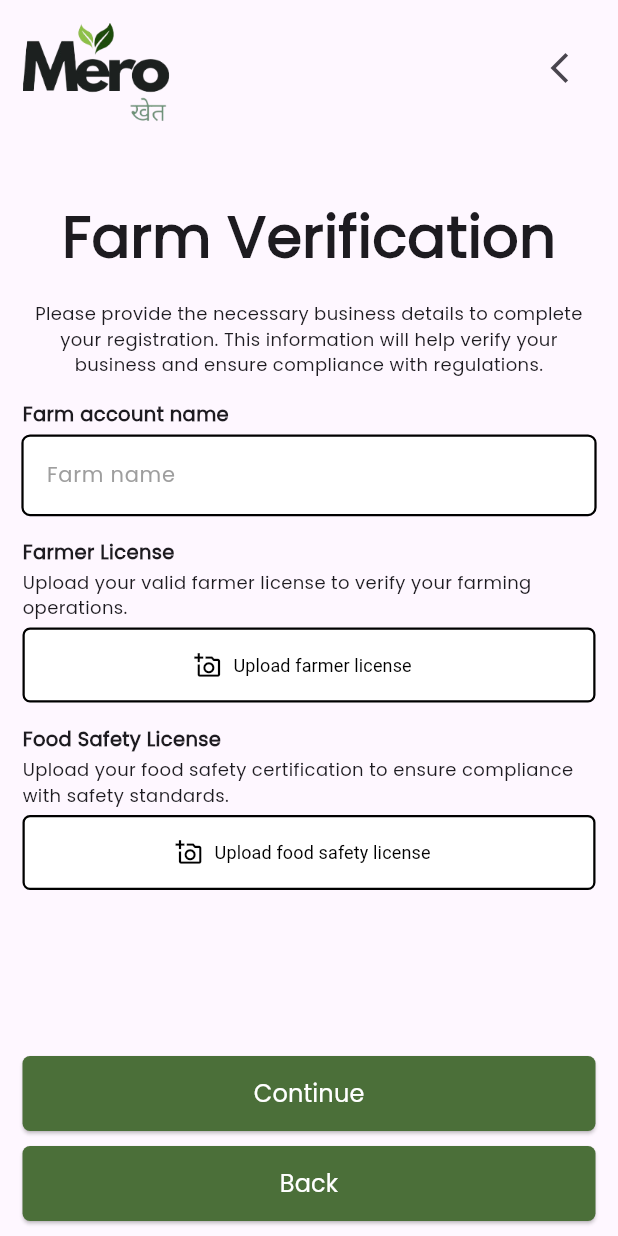
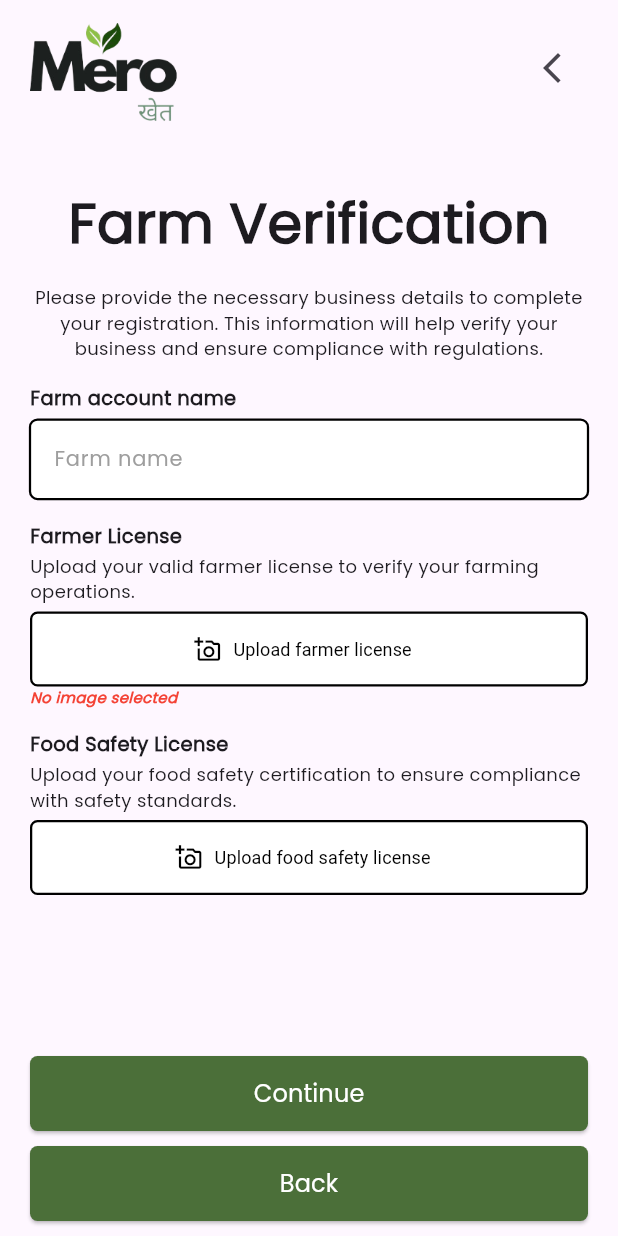
Before and after one commit to mystickminal14/Mero-Khet, a Flutter app: the screen it shows after launch, after a tap on "Upload farmer license", on a phone screen of 412 x 824 dp. Run offline on Flutter 3.47's test engine with Material 3 defaults, Android fonts, the phone set to English and light mode, and no system bars; our stand-ins replace image_picker.

Commit message:
image upload functionality upoaded successfully

```diff
--- a/lib/screens/auth/farmer_auth/farmer_verification_page.dart
+++ b/lib/screens/auth/farmer_auth/farmer_verification_page.dart
@@ -1,4 +1,7 @@
+import 'dart:io';
+
 import 'package:flutter/material.dart';
+import 'package:image_picker/image_picker.dart';
 import 'package:merokhet/widgets/QuestionnaireLayouts/custom_next_button.dart';
 import 'package:merokhet/widgets/QuestionnaireLayouts/questionnaire_header.dart';
 import 'package:merokhet/widgets/custom_file_upload_btn.dart';
@@ -12,18 +15,51 @@ class FarmerVerificationPage extends StatefulWidget {
 }
 
 class _FarmerVerificationPageState extends State<FarmerVerificationPage> {
+  File? _image;
+  File? _image2;
+  final picker = ImagePicker();
+  String error = '', error2 = '';
+
+  // Upload Farmer License Image
+  Future uploadLicense() async {
+    final pickedImage = await picker.pickImage(source: ImageSource.gallery);
+    if (pickedImage != null) {
+      setState(() {
+        _image = File(pickedImage.path);
+        error = ''; // Clear previous error if image is selected
+      });
+    } else {
+      setState(() {
+        error = "No image selected";
+      });
+    }
+  }
+
+  // Upload Food Safety License Image
+  Future uploadFoodLicense() async {
+    final pickedImage2 = await picker.pickImage(source: ImageSource.gallery);
+    if (pickedImage2 != null) {
+      setState(() {
+        _image2 = File(pickedImage2.path);
+        error2 = ''; // Clear previous error if image is selected
+      });
+    } else {
+      setState(() {
+        error2 = "No image selected";
+      });
+    }
+  }
+
   @override
   Widget build(BuildContext context) {
     return Scaffold(
       body: SafeArea(
-        child: // Make the entire page scrollable
-            Container(
+        child: Container(
           padding:
-              const EdgeInsets.only(left: 15, right: 15, top: 5, bottom: 10),
+          const EdgeInsets.only(left: 20, right: 20, top: 5, bottom: 10),
           width: double.infinity,
           child: Column(
-            mainAxisAlignment:
-                MainAxisAlignment.spaceBetween, // Align children at the start
+            mainAxisAlignment: MainAxisAlignment.spaceBetween,
             children: [
               QuestionnaireHeader(
                 onPressed: () {
@@ -32,8 +68,6 @@ class _FarmerVerificationPageState extends State<FarmerVerificationPage> {
               ),
               SingleChildScrollView(
                 child: Column(
-                  children: [
-                    Column(
                   children: [
                     LayoutBuilder(
                       builder: (context, constraints) {
@@ -61,33 +95,87 @@ class _FarmerVerificationPageState extends State<FarmerVerificationPage> {
                         fontFamily: 'poppins',
                       ),
                     ),
-                      ],
-                    ),
                     const SizedBox(height: 15),
                     const CustomTextField(
-                        label: "Farm account name", hintText: "Farm name"),
+                      label: "Farm account name",
+                      hintText: "Farm name",
+                    ),
                     const SizedBox(height: 15),
                     CustomFileUpload(
                       upload: "Upload farmer license",
                       labelText:
                       "Upload your valid farmer license to verify your farming operations.",
-                      onPressed: () {},
+                      onPressed: uploadLicense, // Call the upload function here
                       label: "Farmer License",
+                    ),
+                    Row(
+                      mainAxisAlignment: MainAxisAlignment.start,
+                      children: [
+                        if (_image == null)
+                          Text(
+                            error,
+                            style: const TextStyle(
+                              fontStyle: FontStyle.italic,
+                              fontFamily: 'poppins',
+                              fontSize: 10,
+                              fontWeight: FontWeight.w600,
+                              color: Colors.red,
+                            ),
+                          )
+                        else
+                         const Text(
+                            "Farmer License Uploaded successfully!",
+                            style: const TextStyle(
+                              fontStyle: FontStyle.italic,
+                              fontFamily: 'poppins',
+                              fontSize: 10,
+                              fontWeight: FontWeight.w600,
+                              color: Colors.green,
+                            ),
+                          ),
+                      ],
                     ),
                     const SizedBox(height: 15),
                     CustomFileUpload(
                       upload: "Upload food safety license",
                       labelText:
                       "Upload your food safety certification to ensure compliance with safety standards.",
-                      onPressed: () {},
+                      onPressed: uploadFoodLicense, // Call the upload function here
                       label: "Food Safety License",
+                    ),
+                    Row(
+                      mainAxisAlignment: MainAxisAlignment.start,
+                      children: [
+                        if (_image2 == null)
+                          Text(
+                            error2,
+                            style: const TextStyle(
+                              fontStyle: FontStyle.italic,
+                              fontFamily: 'poppins',
+                              fontSize: 10,
+                              fontWeight: FontWeight.w600,
+                              color: Colors.red,
+                            ),
+                          )
+                        else
+                        const  Text(
+                            "Food Safety License Uploaded successfully!",
+                            style: const TextStyle(
+                              fontStyle: FontStyle.italic,
+                              fontFamily: 'poppins',
+                              fontSize: 10,
+                              fontWeight: FontWeight.w600,
+                              color: Colors.green,
+                            ),
+                          ),
+                      ],
                     ),
                   ],
                 ),
               ),
               const SizedBox(height: 20),
-              // Buttons Section
-             Column(
+              SingleChildScrollView(
+                child: Column(
                   children: [
                     CustomNextButton(
                       text: "Continue",
@@ -105,8 +193,8 @@ class _FarmerVerificationPageState extends State<FarmerVerificationPage> {
                       buttonColor: const Color(0xFF4B6F39),
                     ),
                   ],
+                ),
               )
-
             ],
           ),
         ),
```
Also changed, not shown: 1 other file. Lines whose indentation alone changed are shown as unchanged.
